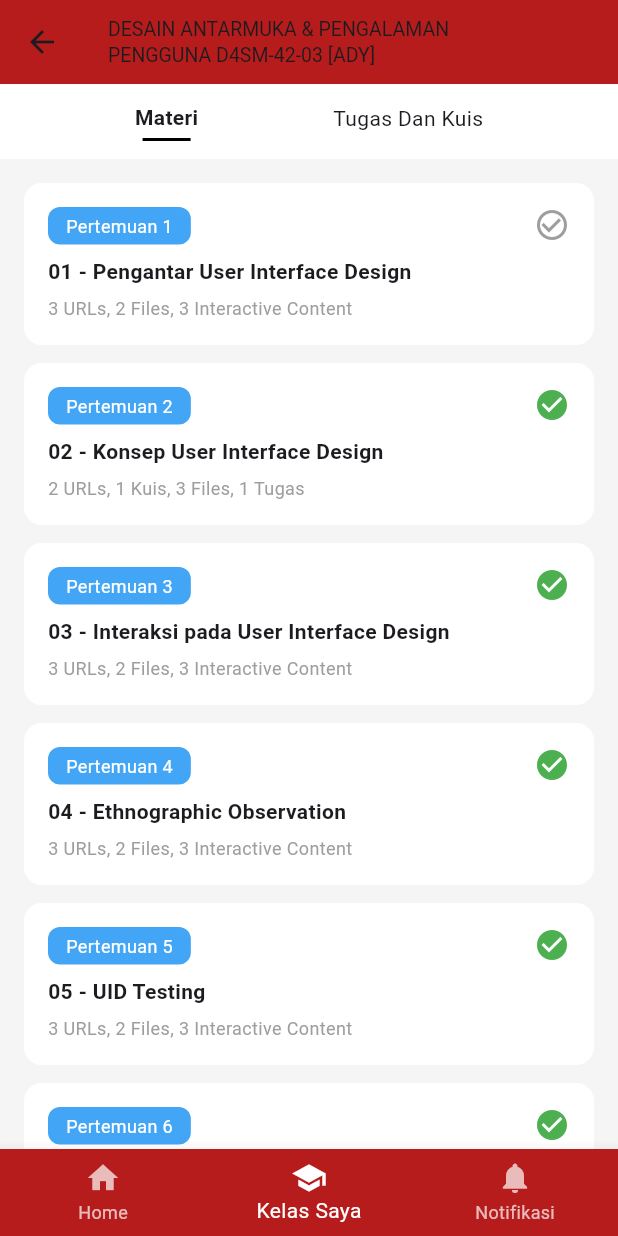
After one commit to anaksantri5928/celoe_lms_app, a Flutter app: the HomePage screen opened by its route, scrolled down 454 dp, after a tap on "DESAIN ANTARMUKA & PENGALAMAN PENGGUNA", on a phone screen of 412 x 824 dp. The commit adds this screen. Run offline on Flutter 3.47's test engine with Material 3 defaults, Android fonts, the phone set to English and light mode, and no system bars.

Commit message:
feat(ui): add class dashboard page with navigation

```diff
--- a/lib/pages/home_page.dart
+++ b/lib/pages/home_page.dart
@@ -3,6 +3,7 @@ import 'package:celoe_lms_app/pages/profile_page.dart';
 import 'package:celoe_lms_app/pages/kelas_saya_page.dart';
 import 'package:celoe_lms_app/pages/notifikasi_page.dart';
 import 'package:celoe_lms_app/pages/pengumuman_page.dart';
+import 'package:celoe_lms_app/pages/kelas_dashboard_page.dart';
 
 class HomePage extends StatelessWidget {
   const HomePage({super.key});
@@ -70,7 +71,7 @@ class HomePage extends StatelessWidget {
 
             /// PROGRES
             _sectionTitle('Progres Kelas'),
-            _progressList(),
+            _progressList(context),
 
             const SizedBox(height: 32),
           ],
@@ -243,10 +244,18 @@ class HomePage extends StatelessWidget {
   }
 
   // ================= PROGRESS LIST =================
-  Widget _progressList() {
+  Widget _progressList(BuildContext context) {
     return Column(
       children: [
-        _progressItem('DESAIN ANTARMUKA & PENGALAMAN PENGGUNA', 0.89),
+        GestureDetector(
+          onTap: () {
+            Navigator.push(
+              context,
+              MaterialPageRoute(builder: (_) => const KelasDashboardPage()),
+            );
+          },
+          child: _progressItem('DESAIN ANTARMUKA & PENGALAMAN PENGGUNA', 0.89),
+        ),
         _progressItem('KEWARGANEGARAAN', 0.86),
         _progressItem('SISTEM OPERASI', 0.90),
         _progressItem('PEMROGRAMAN PERANGKAT BERGERAK MULTIMEDIA', 0.90),
--- /dev/null
+++ b/lib/pages/kelas_dashboard_page.dart
@@ -0,0 +1,240 @@
+import 'package:flutter/material.dart';
+
+class KelasDashboardPage extends StatefulWidget {
+  const KelasDashboardPage({super.key});
+
+  @override
+  State<KelasDashboardPage> createState() => _KelasDashboardPageState();
+}
+
+class _KelasDashboardPageState extends State<KelasDashboardPage> {
+  static const primaryRed = Color(0xFFB71C1C);
+  int _activeTab = 0; // 0 = Materi, 1 = Tugas & Kuis
+
+  @override
+  Widget build(BuildContext context) {
+    return Scaffold(
+      backgroundColor: Colors.grey.shade100,
+
+      /// APP BAR
+      appBar: AppBar(
+        backgroundColor: primaryRed,
+        elevation: 0,
+        leading: IconButton(
+          icon: const Icon(Icons.arrow_back),
+          onPressed: () => Navigator.pop(context),
+        ),
+        title: const Text(
+          'DESAIN ANTARMUKA & PENGALAMAN\nPENGGUNA D4SM-42-03 [ADY]',
+          style: TextStyle(fontSize: 13),
+        ),
+      ),
+
+      body: Column(
+        children: [
+          _tabMenu(),
+          Expanded(child: _tabContent()),
+        ],
+      ),
+
+      /// BOTTOM NAV
+      bottomNavigationBar: BottomNavigationBar(
+        currentIndex: 1,
+        backgroundColor: primaryRed,
+        selectedItemColor: Colors.white,
+        unselectedItemColor: Colors.white70,
+        items: const [
+          BottomNavigationBarItem(icon: Icon(Icons.home), label: 'Home'),
+          BottomNavigationBarItem(
+            icon: Icon(Icons.school),
+            label: 'Kelas Saya',
+          ),
+          BottomNavigationBarItem(
+            icon: Icon(Icons.notifications),
+            label: 'Notifikasi',
+          ),
+        ],
+      ),
+    );
+  }
+
+  // ================= TAB MENU =================
+  Widget _tabMenu() {
+    return Container(
+      color: Colors.white,
+      padding: const EdgeInsets.symmetric(vertical: 12),
+      child: Row(
+        mainAxisAlignment: MainAxisAlignment.spaceEvenly,
+        children: [
+          _TabButton(
+            label: 'Materi',
+            active: _activeTab == 0,
+            onTap: () => setState(() => _activeTab = 0),
+          ),
+          _TabButton(
+            label: 'Tugas Dan Kuis',
+            active: _activeTab == 1,
+            onTap: () => setState(() => _activeTab = 1),
+          ),
+        ],
+      ),
+    );
+  }
+
+  // ================= TAB CONTENT =================
+  Widget _tabContent() {
+    if (_activeTab == 0) {
+      return ListView(
+        padding: const EdgeInsets.all(16),
+        children: const [
+          _MateriCard(
+            pertemuan: 'Pertemuan 1',
+            title: '01 - Pengantar User Interface Design',
+            info: '3 URLs, 2 Files, 3 Interactive Content',
+            done: false,
+          ),
+          _MateriCard(
+            pertemuan: 'Pertemuan 2',
+            title: '02 - Konsep User Interface Design',
+            info: '2 URLs, 1 Kuis, 3 Files, 1 Tugas',
+            done: true,
+          ),
+          _MateriCard(
+            pertemuan: 'Pertemuan 3',
+            title: '03 - Interaksi pada User Interface Design',
+            info: '3 URLs, 2 Files, 3 Interactive Content',
+            done: true,
+          ),
+          _MateriCard(
+            pertemuan: 'Pertemuan 4',
+            title: '04 - Ethnographic Observation',
+            info: '3 URLs, 2 Files, 3 Interactive Content',
+            done: true,
+          ),
+          _MateriCard(
+            pertemuan: 'Pertemuan 5',
+            title: '05 - UID Testing',
+            info: '3 URLs, 2 Files, 3 Interactive Content',
+            done: true,
+          ),
+          _MateriCard(
+            pertemuan: 'Pertemuan 6',
+            title: '06 - Assessment 1',
+            info: '3 URLs, 2 Files, 3 Interactive Content',
+            done: true,
+          ),
+        ],
+      );
+    }
+
+    // Placeholder tab Tugas & Kuis
+    return const Center(
+      child: Text(
+        'Tugas dan Kuis (Coming Soon)',
+        style: TextStyle(color: Colors.grey),
+      ),
+    );
+  }
+}
+
+/// ================= TAB BUTTON =================
+class _TabButton extends StatelessWidget {
+  final String label;
+  final bool active;
+  final VoidCallback onTap;
+
+  const _TabButton({
+    required this.label,
+    required this.active,
+    required this.onTap,
+  });
+
+  @override
+  Widget build(BuildContext context) {
+    return GestureDetector(
+      onTap: onTap,
+      child: Column(
+        children: [
+          Text(
+            label,
+            style: TextStyle(
+              fontWeight: active ? FontWeight.bold : FontWeight.normal,
+            ),
+          ),
+          const SizedBox(height: 4),
+          if (active) Container(width: 32, height: 2, color: Colors.black),
+        ],
+      ),
+    );
+  }
+}
+
+/// ================= MATERI CARD =================
+class _MateriCard extends StatelessWidget {
+  final String pertemuan;
+  final String title;
+  final String info;
+  final bool done;
+
+  const _MateriCard({
+    required this.pertemuan,
+    required this.title,
+    required this.info,
+    required this.done,
+  });
+
+  @override
+  Widget build(BuildContext context) {
+    return Container(
+      margin: const EdgeInsets.only(bottom: 12),
+      padding: const EdgeInsets.all(16),
+      decoration: BoxDecoration(
+        color: Colors.white,
+        borderRadius: BorderRadius.circular(12),
+      ),
+      child: Row(
+        crossAxisAlignment: CrossAxisAlignment.start,
+        children: [
+          /// LEFT
+          Expanded(
+            child: Column(
+              crossAxisAlignment: CrossAxisAlignment.start,
+              children: [
+                Container(
+                  padding: const EdgeInsets.symmetric(
+                    horizontal: 12,
+                    vertical: 4,
+                  ),
+                  decoration: BoxDecoration(
+                    color: Colors.blue.shade400,
+                    borderRadius: BorderRadius.circular(8),
+                  ),
+                  child: Text(
+                    pertemuan,
+                    style: const TextStyle(color: Colors.white, fontSize: 12),
+                  ),
+                ),
+                const SizedBox(height: 8),
+                Text(
+                  title,
+                  style: const TextStyle(fontWeight: FontWeight.bold),
+                ),
+                const SizedBox(height: 6),
+                Text(
+                  info,
+                  style: const TextStyle(fontSize: 12, color: Colors.grey),
+                ),
+              ],
+            ),
+          ),
+
+          /// RIGHT ICON
+          Icon(
+            done ? Icons.check_circle : Icons.check_circle_outline,
+            color: done ? Colors.green : Colors.grey,
+          ),
+        ],
+      ),
+    );
+  }
+}
```
